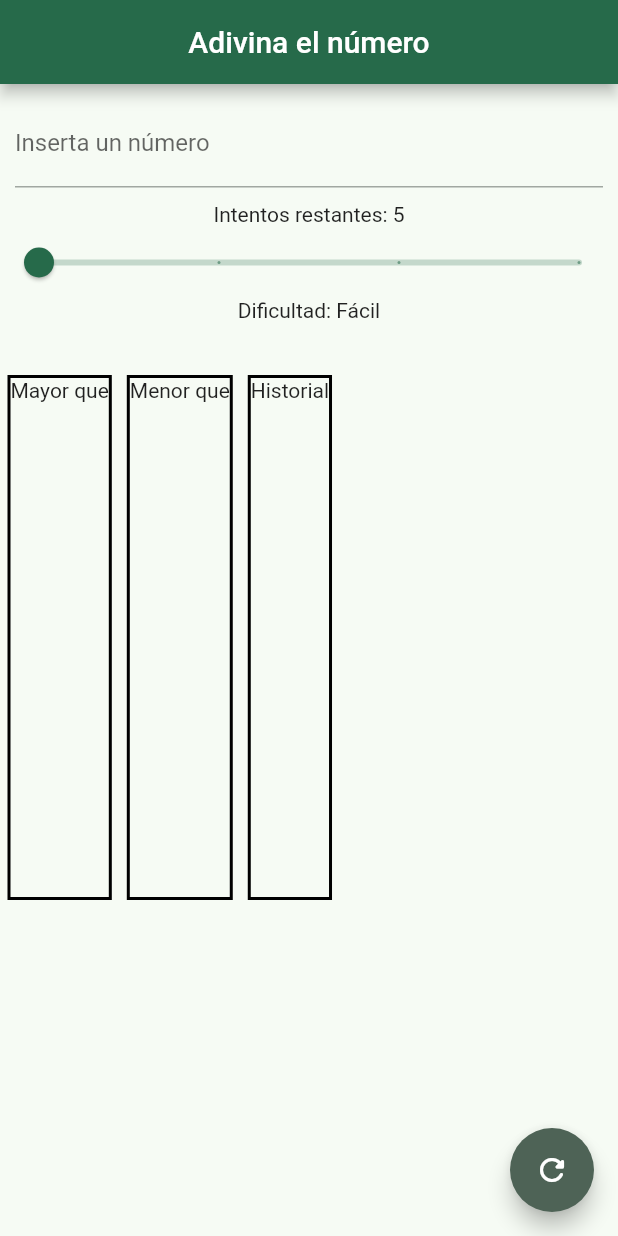
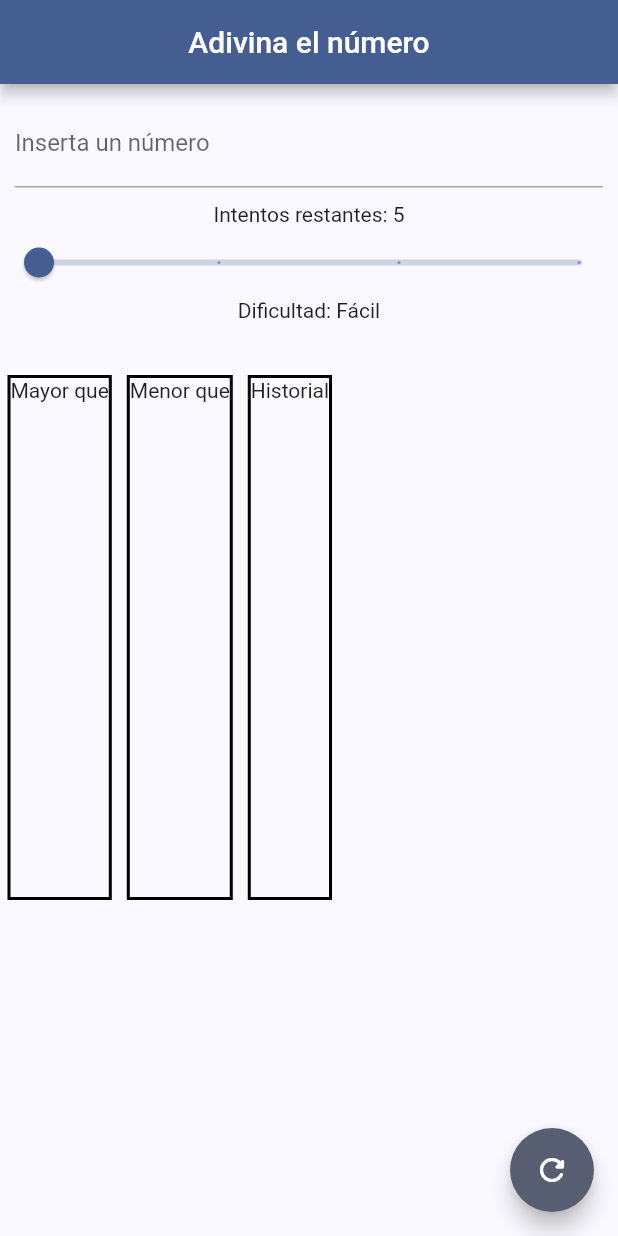
Before and after one commit to ErickRuiz00/GuessTheNumber, a Flutter app: the screen it shows after launch, on a phone screen of 412 x 824 dp. Run offline on Flutter 3.47's test engine with Material 3 defaults, Android fonts, the phone set to English and light mode, and no system bars.

Commit message:
Cambiar colores. Mejorar apariencia de alerta de numero fuera de rango. Colorear el texto en el historial de acuerdo a si ganó o perdió

```diff
--- a/lib/main.dart
+++ b/lib/main.dart
@@ -14,7 +14,7 @@ class MyApp extends StatelessWidget {
       debugShowCheckedModeBanner: false,
       theme: ThemeData(
         useMaterial3: false,
-        colorSchemeSeed: Colors.greenAccent
+        colorSchemeSeed: Colors.blueAccent
       ),
       home: const MainScreen()
     );
--- a/lib/screens/main_screen.dart
+++ b/lib/screens/main_screen.dart
@@ -85,7 +85,9 @@ class _MainScreenState extends State<MainScreen> {
     if(!isValidNumber(number: _userGuess, limit: _currentLimit)){
       ScaffoldMessenger.of(context).showSnackBar(
         SnackBar(
-          content: Text("Intenta un número entre [1-$_currentLimit]")
+          content: Text("Intenta un número entre [1-$_currentLimit]"),
+          backgroundColor: Colors.red,
+          duration: const Duration(seconds: 2),
         )
       );
       return;
@@ -138,11 +140,7 @@ class _MainScreenState extends State<MainScreen> {
               })
             ),
           const SizedBox(height: 30),
-          ColumnsContainer(
-            tryHigher: _tryHigher,
-            tryLower: _tryLower,
-            history: _history
-          )
+          ColumnsContainer(_tryHigher,_tryLower, _history, win: win)
         ],
       ),
       floatingActionButton: CustomButton( () {
--- a/lib/widgets/column_data.dart
+++ b/lib/widgets/column_data.dart
@@ -3,11 +3,13 @@ import 'package:flutter/material.dart';
 class ColumnData extends StatelessWidget {
   final List<int> numbers;
   final String columnTitle;
+  final List<bool>? win;
 
   const ColumnData(
     this.columnTitle,
     this.numbers,
-    {super.key}
+    {super.key,
+    this.win}
   );
 
   @override
@@ -26,8 +28,18 @@ class ColumnData extends StatelessWidget {
           children: [
             Text(columnTitle),
 
-            for(int number in numbers)
-              Text(number.toString())
+            // Columns "Mayor que" - "Menor que"
+            if(win == null)
+              for(int number in numbers)
+                Text(number.toString())
+
+            // Column "Historial"
+            else
+              for(int i = 0; i < numbers.length; i++)
+                  Text(
+                    numbers[i].toString(),
+                    style: TextStyle(color: win![i]? Colors.green : Colors.red),
+                  )
           ],
         ),
       ),
--- a/lib/widgets/columns_container.dart
+++ b/lib/widgets/columns_container.dart
@@ -2,16 +2,16 @@ import 'package:flutter/material.dart';
 import 'package:guess_the_number/widgets/column_data.dart';
 
 class ColumnsContainer extends StatelessWidget {
-  const ColumnsContainer({
-    super.key,
-    required List<int> tryHigher,
-    required List<int> tryLower,
-    required List<int> history,
-  }) : _tryHigher = tryHigher, _tryLower = tryLower, _history = history;
+  final List<int> _tryHigher, _tryLower, _history;
+  final List<bool>? win;
 
-  final List<int> _tryHigher;
-  final List<int> _tryLower;
-  final List<int> _history;
+  const ColumnsContainer(
+    this._tryHigher,
+    this._tryLower,
+    this._history, {
+    super.key, // Key should be declared separately
+    this.win,
+  }); // Super should be called like this
 
   @override
   Widget build(BuildContext context) {
@@ -21,7 +21,7 @@ class ColumnsContainer extends StatelessWidget {
         children: [
           ColumnData("Mayor que", _tryHigher),
           ColumnData("Menor que", _tryLower),
-          ColumnData("Historial", _history),
+          ColumnData("Historial", _history, win: win),
         ],
       ),
     );
```
